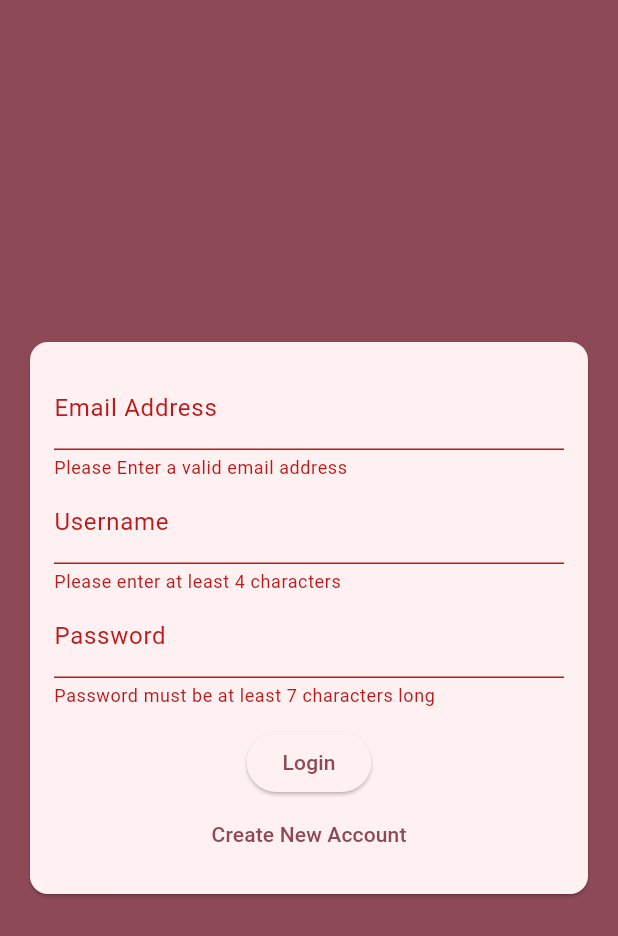
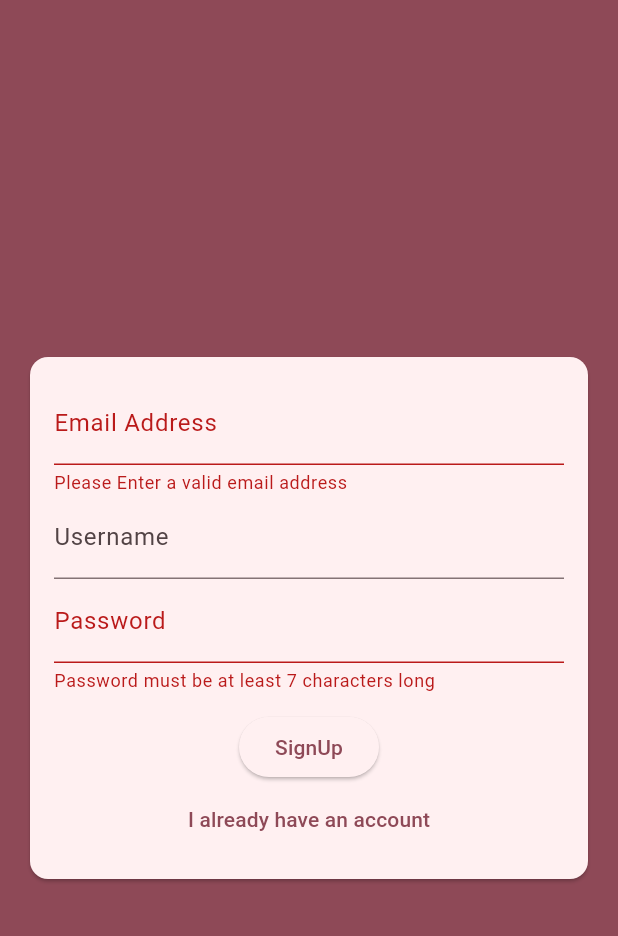
Before and after one commit to chandansgowda/firebase_chat, a Flutter app: the AuthScreen screen opened directly, after a tap on "Login", after a tap on "Create New Account", on a phone screen of 412 x 824 dp. Shown: the top 936 px of the screen. Run offline on Flutter 3.47's test engine with Material 2 defaults, Android fonts, the phone set to English and light mode, and no system bars; our stand-ins replace cloud_firestore, firebase_core; accounts and stored records are empty.

Commit message:
signin/signup condition check implemented

```diff
--- a/lib/widgets/auth/auth_form.dart
+++ b/lib/widgets/auth/auth_form.dart
@@ -10,6 +10,7 @@ class AuthForm extends StatefulWidget {
 class _AuthFormState extends State<AuthForm> {
 
   final _formKey = GlobalKey<FormState>();
+  var _isLogin = true;
   String _userEmail = "";
   String _userName = "";
   String _userPassword = "";
@@ -36,6 +37,7 @@ class _AuthFormState extends State<AuthForm> {
               mainAxisSize: MainAxisSize.min,
               children: [
                 TextFormField(
+                  key: ValueKey("email"),
                   validator: (value){
                     if (value!.isEmpty || !value.contains("@")){
                       return "Please Enter a valid email address";
@@ -50,7 +52,9 @@ class _AuthFormState extends State<AuthForm> {
                     _userEmail = value!;
                   },
                 ),
+                if (!_isLogin)
                 TextFormField(
+                  key: ValueKey("username"),
                   validator: (value){
                     if (value!.isEmpty || value.length <4){
                       return "Please enter at least 4 characters";
@@ -65,6 +69,7 @@ class _AuthFormState extends State<AuthForm> {
                   },
                 ),
                 TextFormField(
+                  key: ValueKey("password"),
                   validator: (value){
                     if (value!.isEmpty || value.length<7){
                       return "Password must be at least 7 characters long";
@@ -80,8 +85,12 @@ class _AuthFormState extends State<AuthForm> {
                   },
                 ),
                 SizedBox(height: 12,),
-                ElevatedButton(onPressed: _trySubmit, child: Text("Login")),
-                TextButton(onPressed: (){}, child: Text("Create New Account"))
+                ElevatedButton(onPressed: _trySubmit, child: Text(_isLogin ? "Login" : "SignUp")),
+                TextButton(onPressed: (){
+                  setState((){
+                    _isLogin = !_isLogin;
+                  });
+                }, child: Text(_isLogin ? "Create New Account" : "I already have an account"))
               ],
             ),
           ),
```
